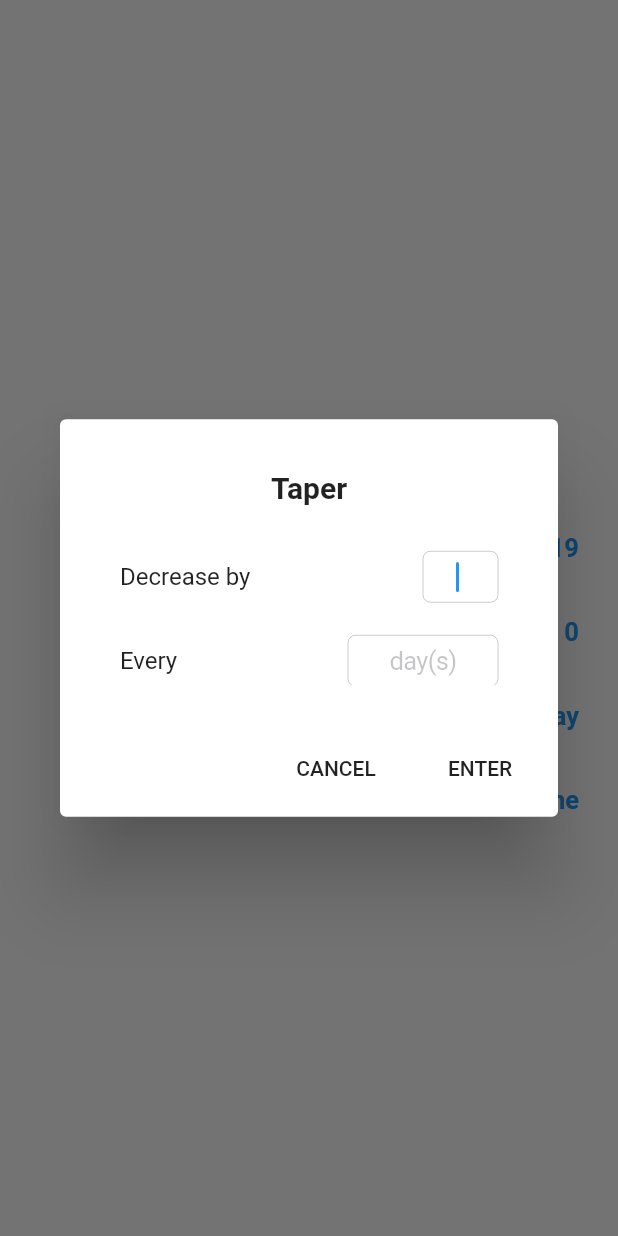
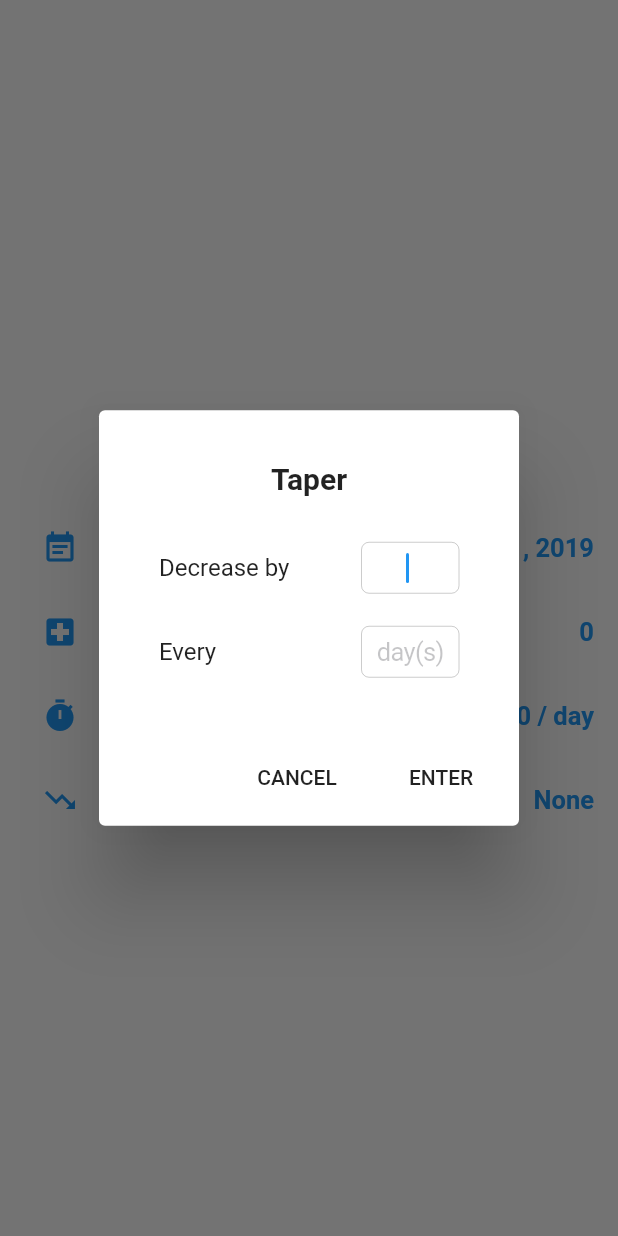
Before and after one commit to Zebbeni/refill_rx, a Flutter app: the screen it shows after launch, after a tap on "Taper", on a phone screen of 412 x 824 dp. Run offline on Flutter 3.47's test engine with Material 2 defaults, Android fonts, the phone set to English and light mode, and no system bars; our stand-ins replace charts_flutter; Roboto replaces fonts that are missing (Arial).

Commit message:
polishing up

```diff
--- a/lib/main.dart
+++ b/lib/main.dart
@@ -93,7 +93,6 @@ class _MyHomePageState extends State<MyHomePage> {
             children: [
               new ListView(
                 shrinkWrap: true,
-                padding: const EdgeInsets.all(10.0),
                 children: <Widget>[
                   Padding(
                     padding: const EdgeInsets.only(top: 20.0, bottom: 20.0),
@@ -128,7 +127,7 @@ class _MyHomePageState extends State<MyHomePage> {
                         style: _inputStyle(),
                       )),
                   ListTile(
-                    title: Text('Prescribed'),
+                    title: Text('Prescription'),
                     onTap: () async {
                       int selected =
                           await selectPrescribed(context, _numberPrescribed);
@@ -150,7 +149,7 @@ class _MyHomePageState extends State<MyHomePage> {
                     ),
                   ),
                   ListTile(
-                    title: Text('Initial Dose'),
+                    title: Text('Dose'),
                     trailing: Text('$_dosePerDay / day', style: _inputStyle()),
                     onTap: () async {
                       var dose = await selectDose(context, _dosePerDay);
--- a/lib/taper.dart
+++ b/lib/taper.dart
@@ -17,9 +17,12 @@ Future<Taper> selectTaper(BuildContext context, Taper currentTaper) async {
   TextEditingController amountController = new TextEditingController();
   TextEditingController daysController = new TextEditingController();
 
-  void _setAmount() =>
+  void _setAmount() {
       selected.amount = double.tryParse(amountController.text) ?? 0.0;
-  void _setDays() => selected.days = int.tryParse(daysController.text) ?? 1;
+  }
+  void _setDays() {
+    selected.days = int.tryParse(daysController.text) ?? 1;
+  }
 
   amountController.addListener(_setAmount);
   amountController.addListener(_setDays);
@@ -39,14 +42,14 @@ Future<Taper> selectTaper(BuildContext context, Taper currentTaper) async {
         ),
       ),
       content: new Container(
-        height: 100.0,
-        width: double.maxFinite,
         child: new ListView(
+          shrinkWrap: true,
+          padding: const EdgeInsets.only(top: 0.0, bottom: 0.0),
             children: <Widget>[
               ListTile(
                 title: Text('Decrease by'),
                 trailing: new SizedBox(
-                  width: 50.0,
+                  width: 65.0,
                   child: new CupertinoTextField(
                     autofocus: true,
                     controller: amountController,
@@ -59,7 +62,7 @@ Future<Taper> selectTaper(BuildContext context, Taper currentTaper) async {
               ListTile(
                 title: Text('Every'),
                 trailing: new SizedBox(
-                  width: 100.0,
+                  width: 65.0,
                   child: new CupertinoTextField(
                     controller: daysController,
                     placeholder: 'day(s)',
```
Also changed, not shown: lib/dose.dart (+12 -6 lines).
